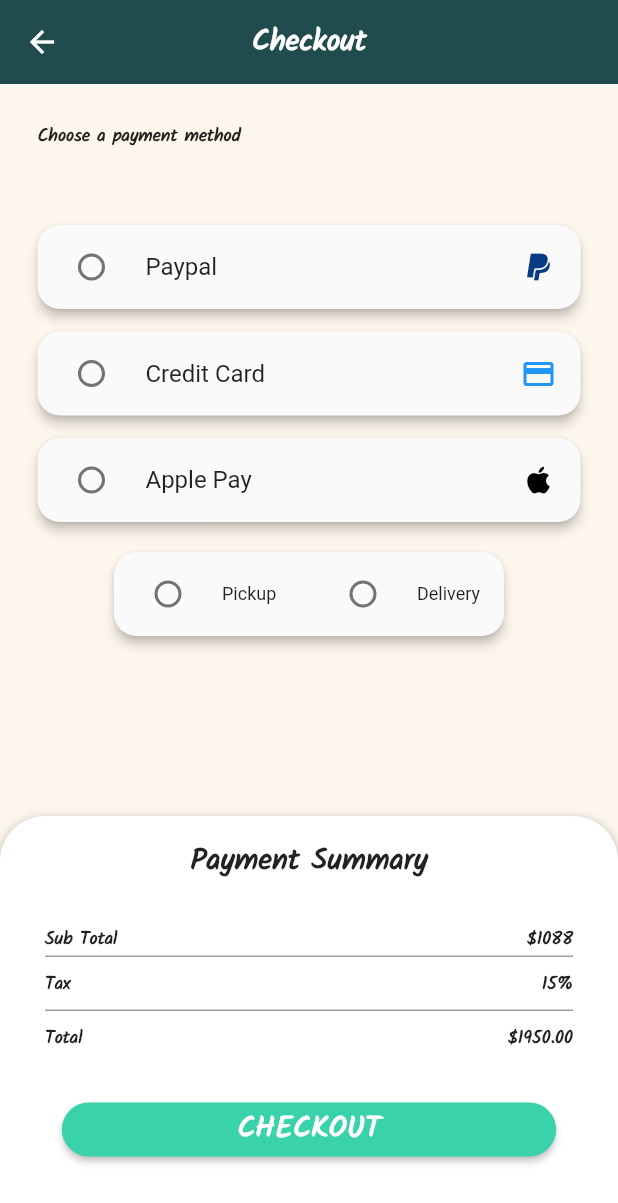
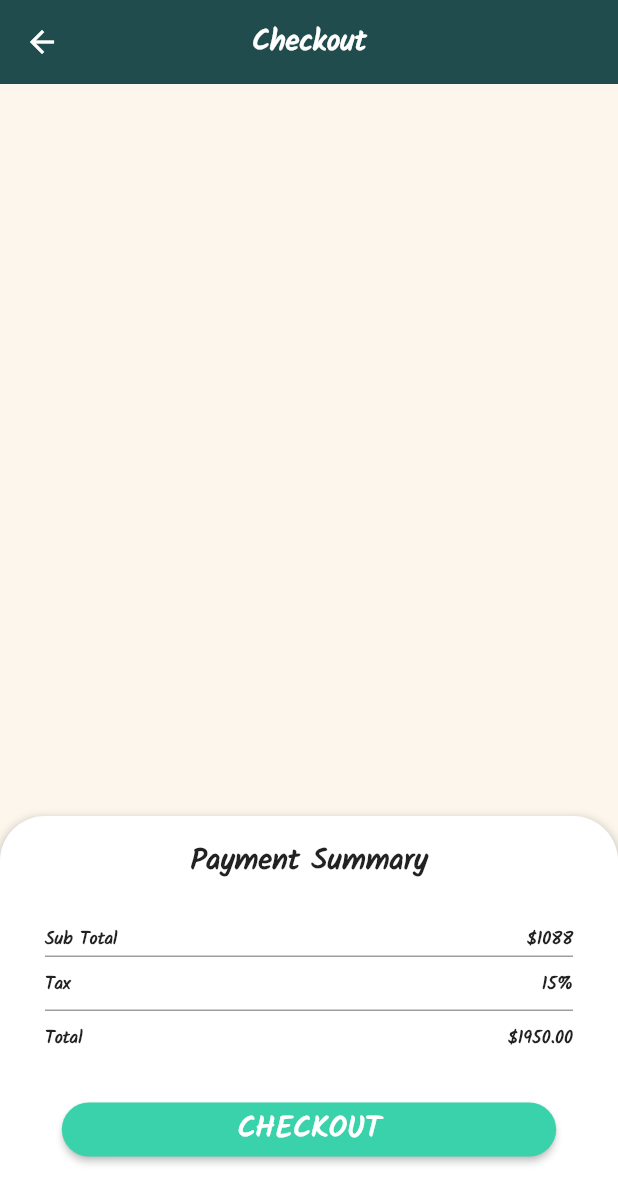
Before and after one commit to Kevin-Halll/pharmacy_store, a Flutter app: the Checkout screen opened by its route, on a phone screen of 412 x 824 dp. Shown: the top 1203 px of the screen. Run offline on Flutter 3.47's test engine with Material 2 defaults, Android fonts, the phone set to English and light mode, and no system bars; our stand-ins replace font_awesome_flutter.

Commit message:
payment method and checkout refactoring

```diff
--- a/lib/main.dart
+++ b/lib/main.dart
@@ -4,6 +4,7 @@ import 'package:pharmacy_store/screens/category-screen.dart';
 import 'package:pharmacy_store/screens/checkout-screen.dart';
 import 'package:pharmacy_store/screens/details-screen.dart';
 import 'package:pharmacy_store/screens/home.dart';
+import 'package:pharmacy_store/screens/payment-method.dart';
 import 'package:pharmacy_store/screens/products.dart';
 import 'package:pharmacy_store/screens/sign-in-screen.dart';
 
@@ -32,6 +33,7 @@ class MyApp extends StatelessWidget {
         "/cart": (context) => Cart(),
         "/checkout": (context) => Checkout(),
         "/categories": (context) => CategoryScreen(),
+        "/payments": (context) => PaymentMethod(),
       },
     );
 
--- a/lib/screens/cart-screen.dart
+++ b/lib/screens/cart-screen.dart
@@ -14,7 +14,7 @@ class Cart extends StatefulWidget {
 
 class _CartState extends State<Cart> {
   var item = [1, 2, 4, 5, 6, 7, 8, 9, 10];
-
+  String navRoute = "/payments";
   @override
   Widget build(BuildContext context) {
     return SafeArea(child:
@@ -74,9 +74,9 @@ class _CartState extends State<Cart> {
                 ],
               ),
             ),
-            const Positioned(
+             Positioned(
               bottom: 0,
-              child: SummaryCard(),
+              child: SummaryCard(route: "payments"),
             ),
           ],
         ),
--- a/lib/screens/checkout-screen.dart
+++ b/lib/screens/checkout-screen.dart
@@ -35,121 +35,12 @@ class _CheckoutState extends State<Checkout> {
               child: Column(
                 crossAxisAlignment: CrossAxisAlignment.start,
                 children: [
-                  Padding(padding: EdgeInsets.all(25),
-                    child: TextMD(text: "Choose a payment method"),
-                  ),
-                  Form(
-                    child: Padding(
-                      padding: const EdgeInsets.all(25.0),
-                      child: Column(
-                        children: [
-                          Material(
-                             elevation: 3,
-                            borderRadius: BorderRadius.circular(15),
-                            child: RadioListTile(
-                              title: Row(
-                                mainAxisAlignment: MainAxisAlignment.spaceBetween,
-                                children: [
-                                  Text("Paypal"),
-                                  Icon(Icons.paypal, color: Color(0xFF0A3B82),)
-                                ],
-                              ),
-                              value: "paypal",
-                              groupValue: payment,
-                              onChanged: (value){
-                                setState(() {
-                                  payment = value.toString();
-                                });
-                              },
-                            ),
-                          ),
-                          SizedBox(height: 15,),
-                          Material(
-                            elevation: 3,
-                            borderRadius: BorderRadius.circular(15),
-                            child: RadioListTile(
-                              title: Row(
-                                mainAxisAlignment: MainAxisAlignment.spaceBetween,
-                                children: [
-                                  Text("Credit Card"),
-                                  Icon(Icons.credit_card, color: Colors.blue,)
-                                ],
-                              ),
-                              value: "credit-card",
-                              groupValue: payment,
-                              onChanged: (value){
-                                setState(() {
-                                  payment = value.toString();
-                                });
-                              },
-                            ),
-                          ),
-                          SizedBox(height: 15,),
-                          Material(
-                            elevation: 3,
-                            borderRadius: BorderRadius.circular(15),
-                            child: RadioListTile(
-                              title: Row(
-                                mainAxisAlignment: MainAxisAlignment.spaceBetween,
-                                children: [
-                                  Text("Apple Pay"),
-                                  Icon(Icons.apple, color: Colors.black,)
-                                ],
-                              ),
-                              value: "apple-pay",
-                              groupValue: payment,
-                              onChanged: (value){
-                                setState(() {
-                                  payment = value.toString();
-                                });
-                              },
-                            ),
-                          ),
-                          SizedBox(height: 20,),
-                          SizedBox(
-                            width: 260,
-                            child: Material(
-                              elevation: 3,
-                              borderRadius: BorderRadius.circular(15),
-                              child: Row(
-                                children: [
-                                  Flexible(
-                                    child: RadioListTile(
-                                      title: Text("Pickup", style: TextStyle(fontSize: 12)),
-                                      value: "pickup",
-                                      groupValue: delivery,
-                                      onChanged: (value){
-                                        setState(() {
-                                          delivery = value.toString();
-                                        });
-                                      },
-                                    ),
-                                  ),
-                                  Flexible(
-                                    child: RadioListTile(
-                                      title: Text("Delivery", style: TextStyle(fontSize: 12),),
-                                      value: "delivery",
-                                      groupValue: delivery,
-                                      onChanged: (value){
-                                        setState(() {
-                                          delivery = value.toString();
-                                        });
-                                      },
-                                    ),
-                                  ),
-                                ],
-                              ),
-                            ),
-                          ),
-                        ],
-                      ),
-                    ),
-                  ),
+
                   Expanded(
                     child: Column(
                       mainAxisAlignment: MainAxisAlignment.end,
                       children: [
-                        SummaryCard(),
+                        SummaryCard(route: "done"),
                       ],
                     ),
                   )
--- a/lib/widgets/SummaryCard.dart
+++ b/lib/widgets/SummaryCard.dart
@@ -4,7 +4,9 @@ import '../utils/colors.dart';
 import '../utils/text.dart';
 
 class SummaryCard extends StatelessWidget {
-  const SummaryCard({Key? key}) : super(key: key);
+
+  String route;
+   SummaryCard({Key? key, required this.route }) : super(key: key);
 
   @override
   Widget build(BuildContext context) {
@@ -112,7 +114,7 @@ class SummaryCard extends StatelessWidget {
                     width: MediaQuery.of(context).size.width * 0.8,
                     child: ElevatedButton(
                         onPressed: (){
-                          Navigator.pushNamed(context, "/checkout");
+                          Navigator.pushNamed(context, "/${route}");
                         },
                       child: TextLG(text: "CHECKOUT"),
                       style: ButtonStyle(
```
Also changed, not shown: lib/screens/payment-method.dart (added, +165 -0 lines).
